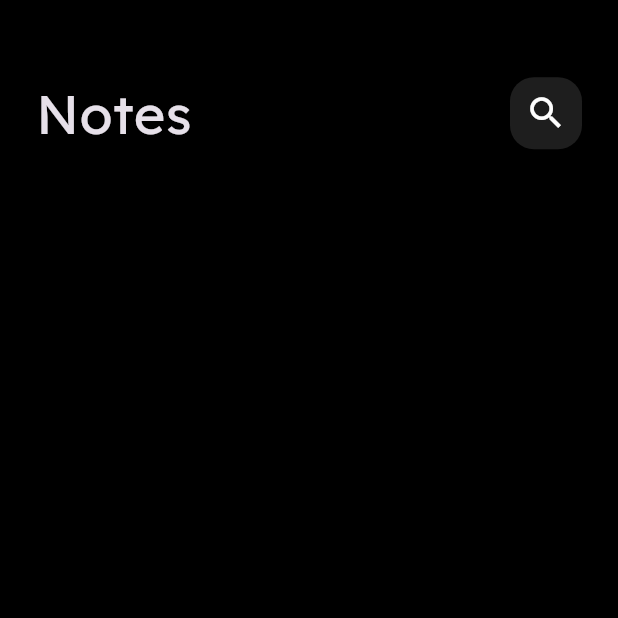
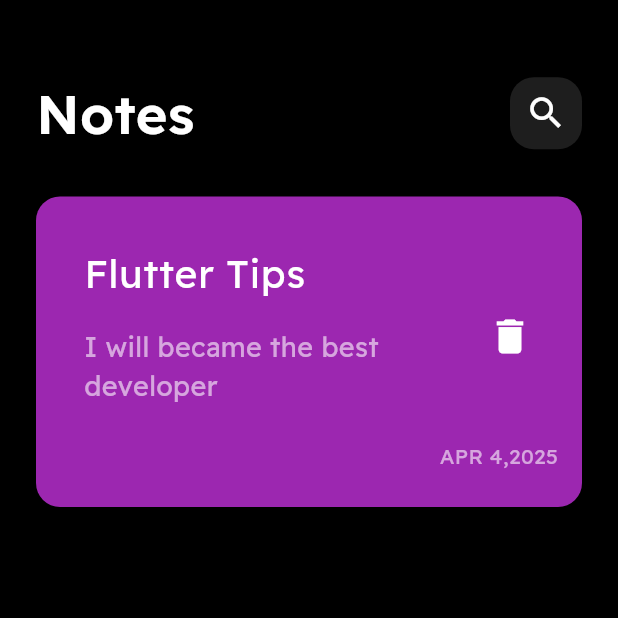
Before and after one commit to MahmooudHesham/notes_app, a Flutter app: the screen it shows after launch, on a phone screen of 412 x 824 dp, the top half of it. Run offline on Flutter 3.47's test engine with Material 3 defaults, Android fonts, the phone set to English and light mode, and no system bars.

Commit message:
create note item

```diff
--- a/lib/main.dart
+++ b/lib/main.dart
@@ -12,7 +12,11 @@ class NotesApp extends StatelessWidget {
   Widget build(BuildContext context) {
     return MaterialApp(
       debugShowCheckedModeBanner: false,
-      theme: ThemeData.dark().copyWith(scaffoldBackgroundColor: Colors.black),
+      theme: ThemeData.dark().copyWith(
+        scaffoldBackgroundColor: Colors.black,
+        textTheme: ThemeData.dark().textTheme.apply(fontFamily: 'ReadexPro'),
+      ),
+
       home: const NotesView(),
     );
   }
--- a/lib/widgets/custom_appBar.dart
+++ b/lib/widgets/custom_appBar.dart
@@ -8,7 +8,15 @@ class CustomAppBar extends StatelessWidget {
   Widget build(BuildContext context) {
     return const Row(
       children: [
-        Text("Notes", style: TextStyle(fontFamily: 'ReadexPro', fontSize: 36)),
+        Text(
+          "Notes",
+          style: TextStyle(
+            fontFamily: 'ReadexPro',
+            fontSize: 36,
+            fontWeight: FontWeight.w600,
+            color: Colors.white,
+          ),
+        ),
         Spacer(),
         CustomSearchIcon(),
       ],
--- /dev/null
+++ b/lib/widgets/note_item.dart
@@ -0,0 +1,50 @@
+import 'package:flutter/material.dart';
+
+class NoteItem extends StatelessWidget {
+  const NoteItem({super.key});
+
+  @override
+  Widget build(BuildContext context) {
+    return Container(
+      padding: const EdgeInsets.only(top: 24, bottom: 24, left: 16),
+      decoration: BoxDecoration(
+        color: Colors.purple,
+        borderRadius: BorderRadius.circular(16),
+      ),
+      child: Column(
+        crossAxisAlignment: CrossAxisAlignment.end,
+        children: [
+          ListTile(
+            title: const Text(
+              "Flutter Tips",
+              style: TextStyle(color: Colors.white, fontSize: 26),
+            ),
+
+            subtitle: Padding(
+              padding: const EdgeInsets.symmetric(vertical: 16),
+              child: Text(
+                "I will became the best developer",
+                style: TextStyle(
+                  color: Colors.white.withAlpha(150),
+                  fontSize: 18,
+                ),
+              ),
+            ),
+            trailing: IconButton(
+              onPressed: () {},
+              icon: Icon(Icons.delete, color: Colors.white, size: 30),
+            ),
+          ),
+
+          Padding(
+            padding: const EdgeInsets.only(right: 16),
+            child: Text(
+              'APR 4,2025',
+              style: TextStyle(color: Colors.white.withAlpha(150)),
+            ),
+          ),
+        ],
+      ),
+    );
+  }
+}
--- a/lib/widgets/notes_view_body.dart
+++ b/lib/widgets/notes_view_body.dart
@@ -1,5 +1,6 @@
 import 'package:flutter/material.dart';
 import 'package:notes_app/widgets/custom_appBar.dart';
+import 'package:notes_app/widgets/note_item.dart';
 
 class NotesViewBody extends StatelessWidget {
   const NotesViewBody({super.key});
@@ -8,7 +9,14 @@ class NotesViewBody extends StatelessWidget {
   Widget build(BuildContext context) {
     return const Padding(
       padding: EdgeInsets.symmetric(horizontal: 24),
-      child: Column(children: [SizedBox(height: 50), CustomAppBar()]),
+      child: Column(
+        children: [
+          SizedBox(height: 50),
+          CustomAppBar(),
+          SizedBox(height: 30),
+          NoteItem(),
+        ],
+      ),
     );
   }
 }
--- a/lib/widgets/search_icon.dart
+++ b/lib/widgets/search_icon.dart
@@ -12,7 +12,9 @@ class CustomSearchIcon extends StatelessWidget {
         color: Colors.white.withAlpha(30),
         borderRadius: BorderRadius.circular(16),
       ),
-      child: const Center(child: Icon(Icons.search, size: 28)),
+      child: const Center(
+        child: Icon(Icons.search, size: 28, color: Colors.white),
+      ),
     );
   }
 }
```
